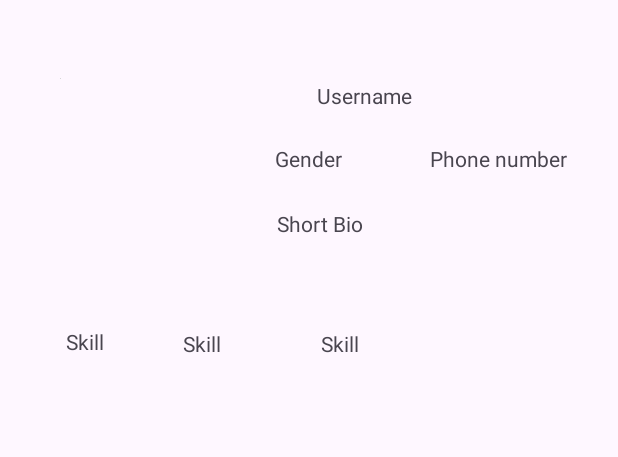
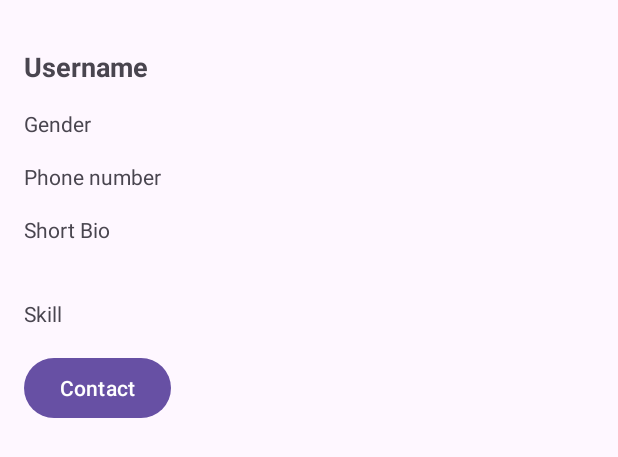
Before and after one commit to MaqC254/AndroidwithJava, an Android app: the layout activity_profile.xml on its own in the app's theme, with its tools: preview values and no code run, on a phone screen of 412 x 824 dp. Shown: the top 457 px of the screen. Run offline under Robolectric (Android 15) with nearby library versions, the phone set to English and light mode, and no system bars.

Commit message:
user profile

```diff
--- a/linkedInmock/app/src/main/AndroidManifest.xml
+++ b/linkedInmock/app/src/main/AndroidManifest.xml
@@ -12,6 +12,12 @@
         android:supportsRtl="true"
         android:theme="@style/Theme.LinkedInmock"
         tools:targetApi="31">
+        <activity
+            android:name=".MessageActivity"
+            android:exported="false" />
+        <activity
+            android:name=".UserProfileActivity"
+            android:exported="false" />
         <activity
             android:name=".ProfilesActivity"
             android:exported="false" />
--- a/linkedInmock/app/src/main/java/com/example/linkedin_mock/User.java
+++ b/linkedInmock/app/src/main/java/com/example/linkedin_mock/User.java
@@ -1,6 +1,8 @@
 package com.example.linkedin_mock;
 
-public class User {
+import java.io.Serializable;
+
+public class User implements Serializable {
     private String username;
     private String email;
     private String gender;
--- a/linkedInmock/app/src/main/res/layout/activity_profile.xml
+++ b/linkedInmock/app/src/main/res/layout/activity_profile.xml
@@ -1,54 +1,65 @@
 <?xml version="1.0" encoding="utf-8"?>
 <RelativeLayout xmlns:android="http://schemas.android.com/apk/res/android"
-                xmlns:app="http://schemas.android.com/apk/res-auto" xmlns:tools="http://schemas.android.com/tools"
     android:layout_width="match_parent"
-                android:layout_height="match_parent">
+    android:layout_height="match_parent"
+    android:paddingStart="16dp"
+    android:paddingEnd="16dp"
+    android:paddingTop="16dp"
+    android:paddingBottom="16dp">
 
     <TextView
-            android:text="TextView"
+        android:id="@+id/textUsername"
+        android:text="Username"
         android:layout_width="wrap_content"
-            android:layout_height="wrap_content" android:layout_alignParentStart="true"
-            android:layout_marginStart="214dp" android:layout_alignParentTop="true" android:layout_marginTop="219dp"
-            android:id="@+id/textView12" tools:text="Skill"/>
+        android:layout_height="wrap_content"
+        android:layout_alignParentStart="true"
+        android:layout_alignParentTop="true"
+        android:layout_marginTop="16dp"
+        android:textSize="18sp"
+        android:textStyle="bold" />
+
     <TextView
-            android:text="TextView"
+        android:id="@+id/textGender"
+        android:text="Gender"
         android:layout_width="wrap_content"
-            android:layout_height="wrap_content" android:layout_alignParentStart="true"
-            android:layout_marginStart="122dp" android:layout_alignParentTop="true" android:layout_marginTop="219dp"
-            android:id="@+id/textView11" android:layout_centerHorizontal="true" tools:text="Skill"/>
-    <ImageView
+        android:layout_height="wrap_content"
+        android:layout_below="@id/textUsername"
+        android:layout_marginTop="16dp"
+        android:textSize="14sp" />
+
+    <TextView
+        android:id="@+id/textPhone"
+        android:text="Phone number"
         android:layout_width="wrap_content"
-            android:layout_height="wrap_content" tools:srcCompat="@tools:sample/avatars"
-            android:layout_alignParentStart="true" android:layout_marginStart="40dp"
-            android:layout_alignParentTop="true" android:layout_marginTop="52dp" android:id="@+id/imageView2"/>
+        android:layout_height="wrap_content"
+        android:layout_below="@id/textGender"
+        android:layout_marginTop="16dp"
+        android:textSize="14sp" />
+
     <TextView
-            android:text="TextView"
-            android:layout_width="wrap_content"
-            android:layout_height="wrap_content" android:layout_alignParentEnd="true"
-            android:layout_alignParentTop="true" android:layout_marginEnd="137dp" android:layout_marginTop="54dp"
-            android:id="@+id/textView6" tools:text="Username"/>
-    <TextView
-            android:text="TextView"
-            android:layout_width="wrap_content"
-            android:layout_height="wrap_content" android:layout_centerHorizontal="true"
-            android:layout_alignParentTop="true" android:layout_marginTop="96dp" android:id="@+id/textView7"
-            tools:text="Gender"/>
-    <TextView
-            android:text="TextView"
-            android:layout_width="wrap_content"
-            android:layout_height="wrap_content" android:layout_alignParentEnd="true"
-            android:layout_alignParentTop="true" android:layout_marginEnd="34dp" android:layout_marginTop="96dp"
-            android:id="@+id/textView8" tools:text="Phone number"/>
-    <TextView
-            android:text="TextView"
+        android:id="@+id/textBio"
+        android:text="Short Bio"
         android:layout_width="174dp"
         android:layout_height="40dp"
-            android:layout_alignParentTop="true" android:layout_marginTop="139dp" android:id="@+id/textView9"
-            android:layout_alignParentEnd="true" android:layout_marginEnd="53dp" tools:text="Short Bio"/>
+        android:layout_below="@id/textPhone"
+        android:layout_marginTop="16dp"
+        android:textSize="14sp" />
+
     <TextView
-            android:text="TextView"
+        android:id="@+id/textSkill"
+        android:text="Skill"
         android:layout_width="wrap_content"
-            android:layout_height="wrap_content" android:layout_alignParentStart="true"
-            android:layout_marginStart="44dp" android:layout_alignParentTop="true" android:layout_marginTop="218dp"
-            android:id="@+id/textView10" tools:text="Skill"/>
+        android:layout_height="wrap_content"
+        android:layout_below="@id/textBio"
+        android:layout_marginTop="16dp"
+        android:textSize="14sp" />
+
+    <Button
+        android:id="@+id/contactButton"
+        android:layout_width="wrap_content"
+        android:layout_height="wrap_content"
+        android:layout_below="@id/textSkill"
+        android:layout_marginTop="16dp"
+        android:text="Contact" />
+
 </RelativeLayout>
```
Also changed, not shown: linkedInmock/app/src/main/java/com/example/linkedin_mock/MessageActivity.java (added, +74 -0 lines), linkedInmock/app/src/main/java/com/example/linkedin_mock/ProfilesActivity.java (+16 -0 lines), linkedInmock/app/src/main/java/com/example/linkedin_mock/UserProfileActivity.java (added, +39 -0 lines), linkedInmock/app/src/main/res/layout/activity_con.xml (added, +9 -0 lines), linkedInmock/app/src/main/res/layout/activity_user_profile.xml (added, +9 -0 lines). Lines whose indentation alone changed are shown as unchanged.
